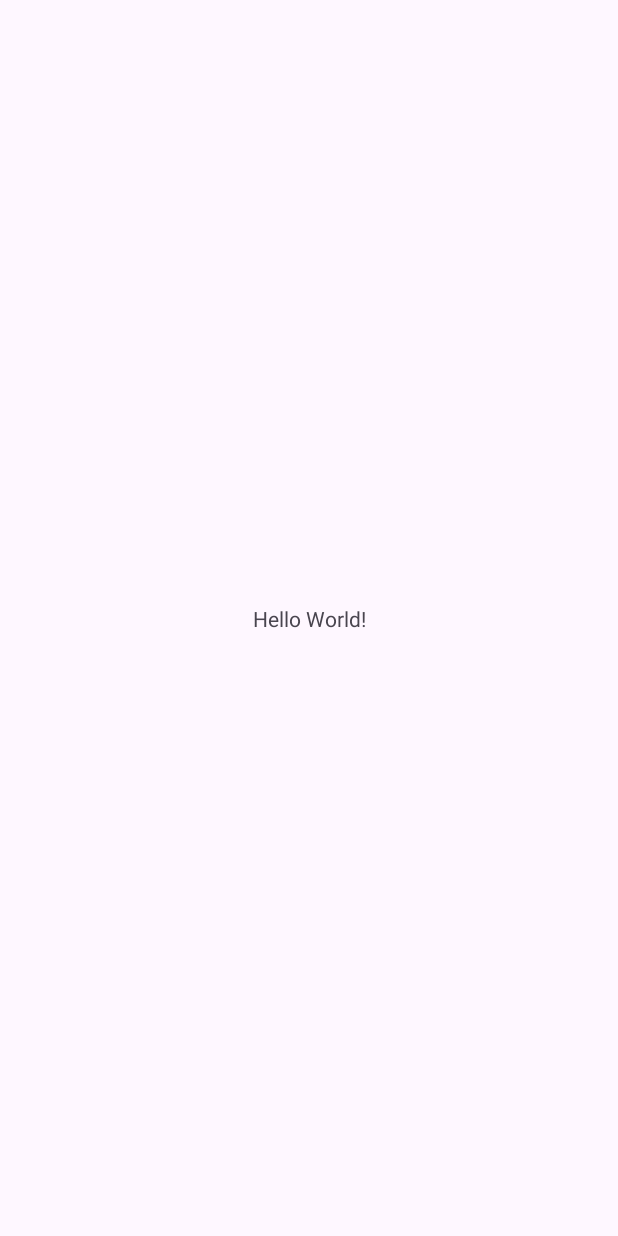
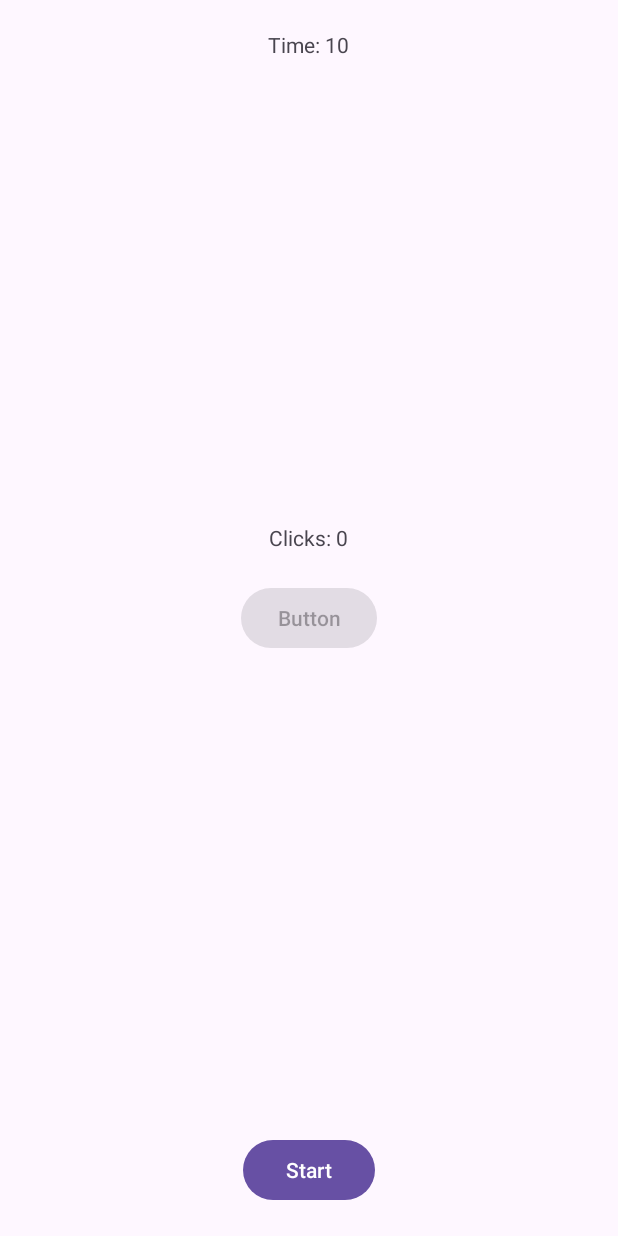
Before and after one commit to EvelynZFabia/Evelyn-Fabia-block6-activity1, an Android app: the screen it shows after launch (MainActivity), on a phone screen of 412 x 824 dp. Before the commit the screen is almost empty. Run offline under Robolectric (Android 15) with nearby library versions, the phone set to English and light mode, and no system bars.

Commit message:
First Commit

```diff
--- a/app/src/main/java/com/fabia/evelyn/block6/p1/quiz/MainActivity.kt
+++ b/app/src/main/java/com/fabia/evelyn/block6/p1/quiz/MainActivity.kt
@@ -2,10 +2,73 @@ package com.fabia.evelyn.block6.p1.quiz
 
 import androidx.appcompat.app.AppCompatActivity
 import android.os.Bundle
+import android.os.CountDownTimer
+import android.widget.Button
+import android.widget.TextView
 
 class MainActivity : AppCompatActivity() {
+
+    lateinit var tv_time: TextView
+    lateinit var tv_clicks: TextView
+
+    lateinit var b_start: Button
+    lateinit var b_click: Button
+
+    var currentTime = 10
+    var currentClicks = 0
+
+    lateinit var timer: CountDownTimer
+
+
     override fun onCreate(savedInstanceState: Bundle?) {
         super.onCreate(savedInstanceState)
         setContentView(R.layout.activity_main)
+
+        tv_time = findViewById(R.id.tv_time)
+        tv_clicks = findViewById(R.id.tv_clicks)
+
+        b_start = findViewById(R.id.b_start)
+        b_click = findViewById(R.id.b_click)
+
+        b_click.isEnabled = false
+
+        b_start.setOnClickListener {
+
+            currentTime = 10
+            currentClicks = 0
+
+            tv_time.text = "Time: $currentTime"
+            tv_clicks.text = "Clicks: $currentClicks"
+
+
+
+            b_start.isEnabled = false
+            b_click.isEnabled = true
+
+            timer.start()
+        }
+
+        b_click.setOnClickListener {
+            currentClicks++;
+            tv_clicks.text = "Clicks: $currentClicks"
+        }
+
+        timer = object : CountDownTimer(10000, 1000) {
+            override fun onTick(millisUntilFinished: Long) {
+                currentTime--
+                val time = currentTime + 1
+                tv_time.text = "Time: $time"
+            }
+
+            override fun onFinish() {
+                tv_time.text = "Time: 0"
+
+                b_start.isEnabled = true
+                b_click.isEnabled = false
+
+
+            }
+
+        }
     }
 }
--- a/app/src/main/res/layout/activity_main.xml
+++ b/app/src/main/res/layout/activity_main.xml
@@ -1,18 +1,42 @@
 <?xml version="1.0" encoding="utf-8"?>
-<androidx.constraintlayout.widget.ConstraintLayout xmlns:android="http://schemas.android.com/apk/res/android"
+<RelativeLayout xmlns:android="http://schemas.android.com/apk/res/android"
     xmlns:app="http://schemas.android.com/apk/res-auto"
     xmlns:tools="http://schemas.android.com/tools"
     android:layout_width="match_parent"
     android:layout_height="match_parent"
+    android:padding="20dp"
     tools:context=".MainActivity">
 
-    <TextView
+    <Button
+        android:id="@+id/b_start"
+        android:layout_centerHorizontal="true"
+        android:layout_alignParentBottom="true"
         android:layout_width="wrap_content"
         android:layout_height="wrap_content"
-        android:text="Hello World!"
-        app:layout_constraintBottom_toBottomOf="parent"
-        app:layout_constraintEnd_toEndOf="parent"
-        app:layout_constraintStart_toStartOf="parent"
-        app:layout_constraintTop_toTopOf="parent" />
+        android:text="Start" />
 
-</androidx.constraintlayout.widget.ConstraintLayout>
+    <Button
+        android:id="@+id/b_click"
+        android:layout_centerInParent="true"
+        android:layout_width="wrap_content"
+        android:layout_height="wrap_content"
+        android:text="Button" />
+
+    <TextView
+        android:id="@+id/tv_time"
+        android:layout_alignParentTop="true"
+        android:layout_centerHorizontal="true"
+        android:layout_width="wrap_content"
+        android:layout_height="wrap_content"
+        android:text="Time: 10" />
+
+    <TextView
+        android:id="@+id/tv_clicks"
+        android:layout_above="@id/b_click"
+        android:layout_marginBottom="20dp"
+        android:layout_centerHorizontal="true"
+        android:layout_width="wrap_content"
+        android:layout_height="wrap_content"
+        android:text="Clicks: 0" />
+
+</RelativeLayout>
```
